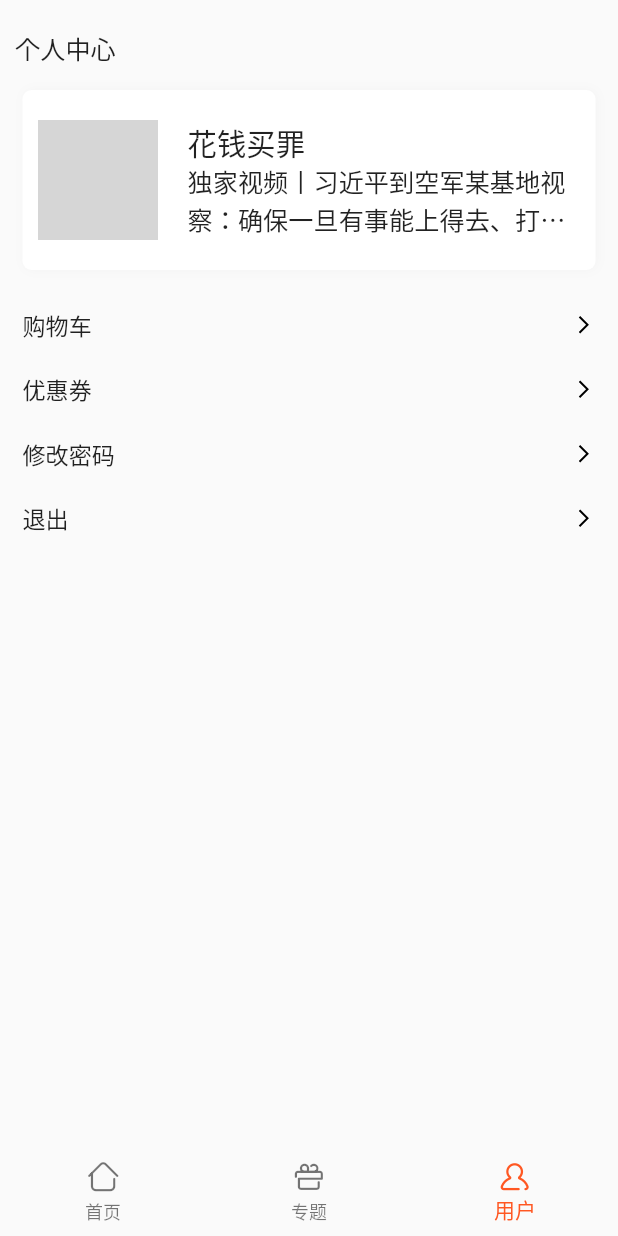
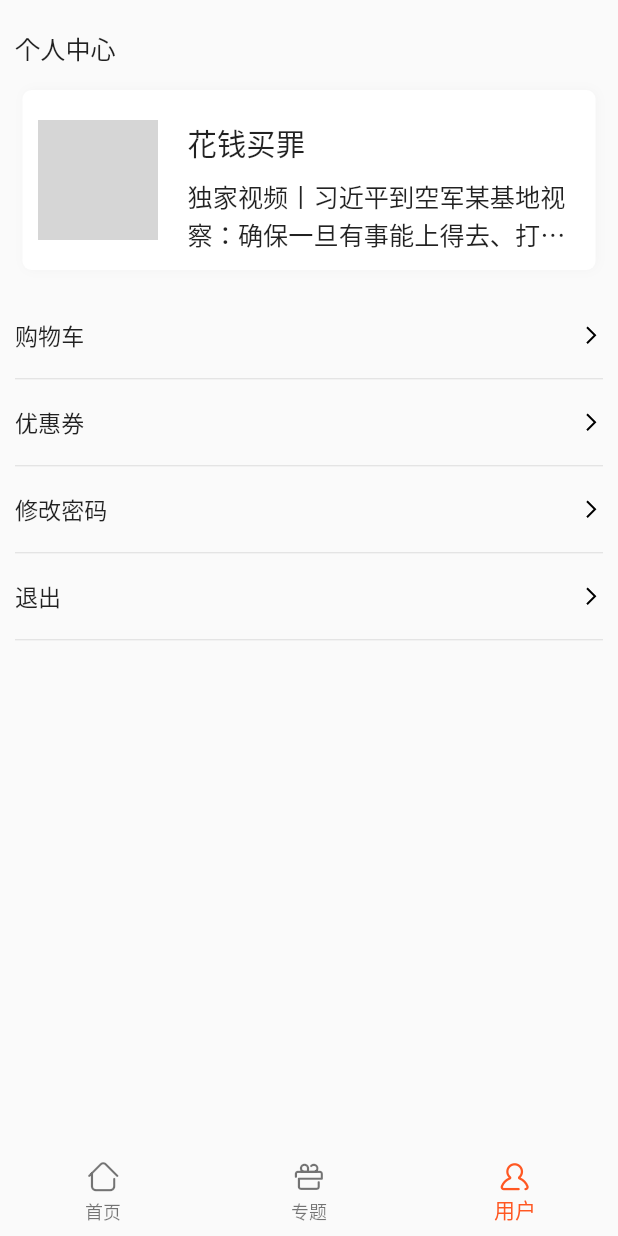
Before and after one commit to Liuxl945/flutter_store, a Flutter app: the screen it shows after launch, on a phone screen of 412 x 824 dp. Run offline on Flutter 3.47's test engine with Material 2 defaults, Android fonts, the phone set to English and light mode, and no system bars; our stand-ins replace flutter_svg, pull_to_refresh, transparent_image; network calls fail; grey boxes are pictures that could not be loaded.

```diff
--- a/lib/app.dart
+++ b/lib/app.dart
@@ -2,6 +2,8 @@
 import 'package:flutter/material.dart';
 import 'package:flutter_store/pages/category.dart';
 import 'package:flutter_store/pages/home.dart';
+import 'package:flutter_store/pages/search.dart';
+import 'package:flutter_store/pages/shop_cart.dart';
 import 'package:flutter_store/pages/subject.dart';
 import 'package:flutter_store/pages/user.dart';
 import 'package:flutter_store/router.dart';
@@ -33,6 +35,8 @@ class DemoApp extends StatelessWidget {
     route.add(Path.User, userPage());
     route.add(Path.Subject, subjectPage());
     route.add(Path.Category, categoryPage());
+    route.add(Path.ShopCart, shopCartPage());
+    route.add(Path.Search, searchPage());
   }
 
   @override
--- a/lib/pages/subject.dart
+++ b/lib/pages/subject.dart
@@ -6,8 +6,6 @@ import 'package:transparent_image/transparent_image.dart';
 
 
 class _Subject extends StatefulWidget {
-  _Subject({Key key}) : super(key: key);
-
   __SubjectState createState() => __SubjectState();
 }
 
--- a/lib/pages/user.dart
+++ b/lib/pages/user.dart
@@ -4,16 +4,17 @@ import 'package:flutter_store/widgets/card.dart';
 import 'package:flutter_store/widgets/title.dart';
 import 'package:flutter_svg/flutter_svg.dart';
 
-
-
 final userPage = () => BodyPage.formBuild((ctx, params, router) {
-
   var SelectItem = (String text, String path){
     return GestureDetector(
       onTap: () => router.to(ctx, path, params),
       child: Container(
-        padding: EdgeInsets.all(5),
-        margin: EdgeInsets.symmetric(vertical: 5),
+        // margin: EdgeInsets.symmetric(vertical: 5),
+        child:Column(
+          mainAxisAlignment:MainAxisAlignment.end,
+          children: <Widget>[
+            Container(
+              padding: EdgeInsets.symmetric(vertical: 17),
               child: Row(
                 mainAxisAlignment: MainAxisAlignment.end,
                 crossAxisAlignment: CrossAxisAlignment.center,
@@ -24,6 +25,10 @@ final userPage = () => BodyPage.formBuild((ctx, params, router) {
                   SvgPicture.asset("assets/svg/right.svg", height: 16)
                 ],
               ),
+            ),
+            Divider(height: 1,color:Color.fromRGBO(220, 220, 220, 1)),
+          ],
+        )
       ),
     );
   };
@@ -48,6 +53,7 @@ final userPage = () => BodyPage.formBuild((ctx, params, router) {
               crossAxisAlignment: CrossAxisAlignment.start,
               children: <Widget>[
                 Text('花钱买罪',textScaleFactor:1.4),
+                SizedBox(height: 10),
                 Text('独家视频丨习近平到空军某基地视察：确保一旦有事能上得去、打得赢',textScaleFactor:1.2,overflow: TextOverflow.ellipsis,maxLines: 2),
               ],
             ),
--- a/lib/path.dart
+++ b/lib/path.dart
@@ -1,8 +1,8 @@
 const Home = '/';
 const Subject = "/subject";
 const User = "/user";
-const ShopCart = "/user";
-const Search = "/user";
+const ShopCart = "/shop_cart";
+const Search = "/search";
 const Category = "/category";
 
 const InitialRoute = User;
```
Also changed, not shown: lib/pages/category.dart (+23 -3 lines), lib/pages/search.dart (added, +9 -0 lines), lib/pages/shop_cart.dart (added, +9 -0 lines). Lines whose indentation alone changed are shown as unchanged.
